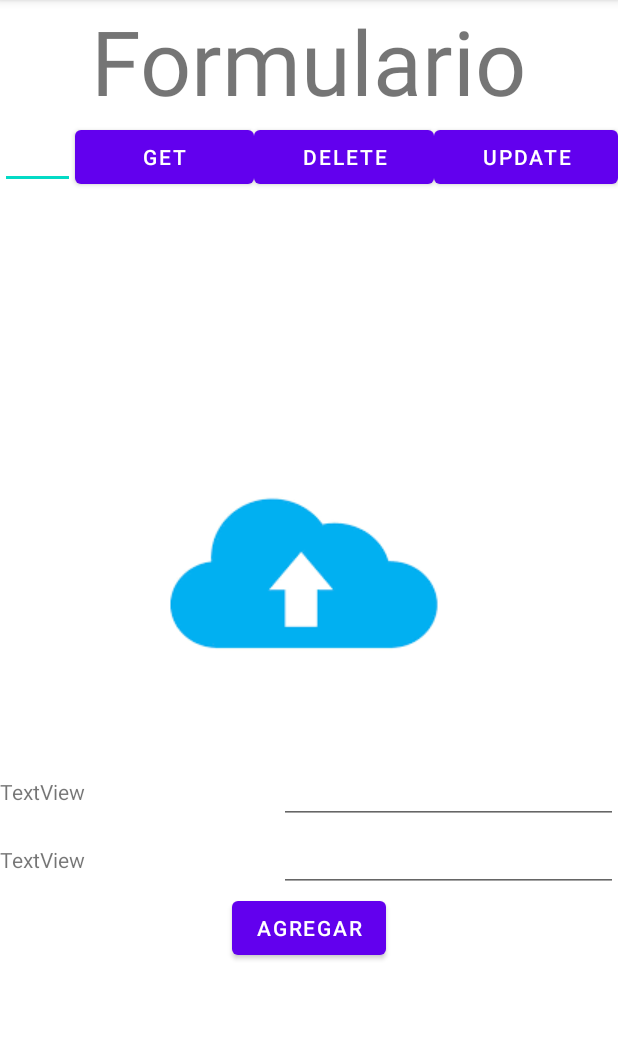
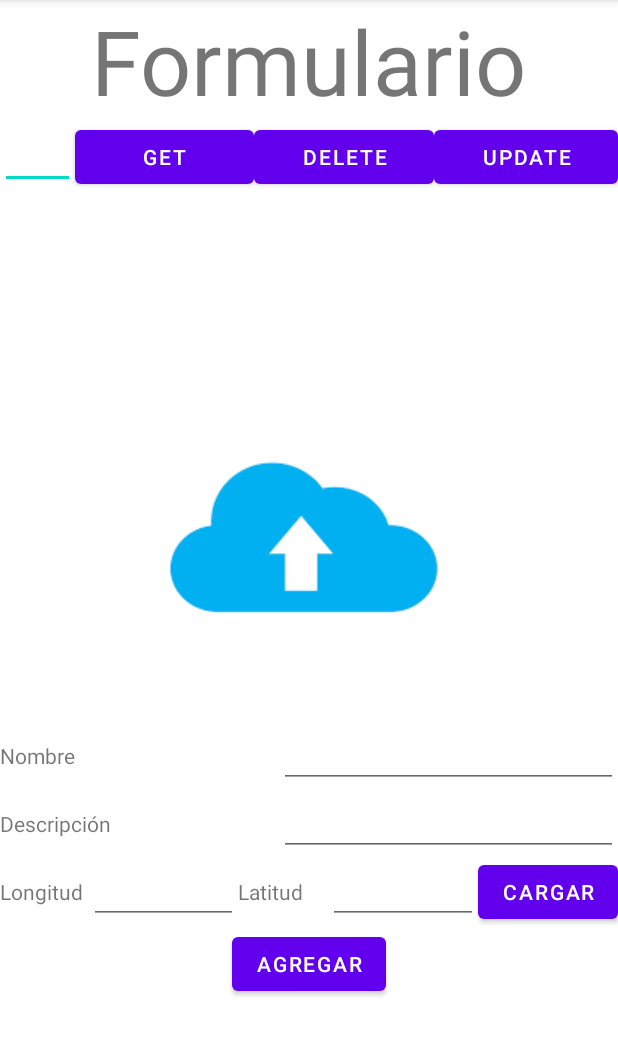
Before and after one commit to Javierzv777/proyecto-grupal-ciclo-4, an Android app: the FormActivity screen opened directly, with no data from a screen before it, on a phone screen of 412 x 824 dp, the part 84-1140 px from its top. Run offline under Robolectric (Android 15) with nearby library versions, the phone set to English and light mode, and no system bars; our stand-ins replace Firebase (no records; nobody signed in at launch, a user with empty details on screens opened directly).

Commit message:
guarda longiidud y latitud en la base de datos

```diff
--- a/app/src/main/java/com/example/myapplication/FormActivity.java
+++ b/app/src/main/java/com/example/myapplication/FormActivity.java
@@ -5,9 +5,8 @@ import androidx.activity.result.ActivityResultLauncher;
 import androidx.activity.result.contract.ActivityResultContracts;
 import androidx.appcompat.app.AppCompatActivity;
 
+import android.annotation.SuppressLint;
 import android.content.Intent;
-import android.graphics.Bitmap;
-import android.graphics.BitmapFactory;
 import android.net.Uri;
 import android.os.Bundle;
 import android.util.Log;
@@ -15,6 +14,7 @@ import android.view.View;
 import android.widget.Button;
 import android.widget.EditText;
 import android.widget.ImageView;
+import android.widget.TextView;
 import android.widget.Toast;
 
 import com.example.myapplication.DB.DBFirebase;
@@ -35,8 +35,13 @@ public class FormActivity extends AppCompatActivity implements ComeBackHome{
     private Button btnFormProduct, btnGet, btnUpdate, btnDelete;
     private ComeBackHome comeBackHome;
     private String uuid;
+    private TextView editLat, editLon;
+    private Button mapForm;
+    private String imagen;
+
 
     ActivityResultLauncher<String> content;
+    @SuppressLint("MissingInflatedId")
     @Override
     protected void onCreate(Bundle savedInstanceState) {
         super.onCreate(savedInstanceState);
@@ -49,6 +54,26 @@ public class FormActivity extends AppCompatActivity implements ComeBackHome{
         editIdFormProduct = (EditText) findViewById(R.id.editIdFormProduct);
         editFormDescription = (EditText) findViewById(R.id.editFormDescription);
         formImage = (ImageView) findViewById(R.id.formImage);
+        editLat = (EditText) findViewById(R.id.editLat);
+        editLon = (EditText) findViewById(R.id.editLon);
+        mapForm = (Button) findViewById(R.id.mapForm);
+        imagen = "";
+
+        Intent intentIn = getIntent();
+        editFormName.setText( intentIn.getStringExtra("nombre")) ;
+        editFormDescription.setText(intentIn.getStringExtra("descripcion"));
+        imagen = intentIn.getStringExtra("imagen");
+
+        Intent intent = getIntent();
+        if(intent != null) {
+           String latitud = intent.getStringExtra("latitud");
+           String longitud = intent.getStringExtra("longitud");
+           if(latitud != "" && longitud != "") {
+               editLat.setText(latitud);
+               editLon.setText(longitud);
+           }
+        }
+
         comeBackHome = this;
         try {
             productService = new ProductService();
@@ -83,7 +108,9 @@ public class FormActivity extends AppCompatActivity implements ComeBackHome{
                     Producto product = new Producto(
                             editFormName.getText().toString(),
                             editFormDescription.getText().toString(),
-                           ""
+                            "",
+                            Double.parseDouble(editLat.getText().toString().trim()),
+                            Double.parseDouble(editLon.getText().toString().trim())
                            //    productService.imageviewToByte(formImage)
                     );
 
@@ -94,6 +121,21 @@ public class FormActivity extends AppCompatActivity implements ComeBackHome{
                 }catch (Exception e){
                     Log.e("DB Insert", e.toString());
                 }
+            }
+        });
+
+        mapForm.setOnClickListener(new View.OnClickListener() {
+            @Override
+            public void onClick(View view) {
+                Intent intent = new Intent(getApplicationContext(), Maps.class);
+
+
+
+                intent.putExtra("imagen", imagen );
+                intent.putExtra("nombre", editFormName.getText().toString());
+                intent.putExtra("descripcion", editFormDescription.getText().toString());
+                intent.putExtra("consulta", "consulta" );
+                startActivity(intent);
             }
         });
 
--- a/app/src/main/java/com/example/myapplication/Home.java
+++ b/app/src/main/java/com/example/myapplication/Home.java
@@ -33,7 +33,6 @@ public class Home extends AppCompatActivity {
     private ProductAdapter productAdapter;
 
 
-
     @Override
     protected void onCreate(Bundle savedInstanceState) {
         super.onCreate(savedInstanceState);
@@ -42,8 +41,6 @@ public class Home extends AppCompatActivity {
         try {
             dbHelper = new DBHelper(this);
             dbFirebase = new DBFirebase();
-
-
             productService = new ProductService();
             Cursor cursor = dbHelper.getData();
             arrayProducts = productService.cursorToArray(cursor, getApplicationContext());
--- a/app/src/main/java/com/example/myapplication/MainActivity.java
+++ b/app/src/main/java/com/example/myapplication/MainActivity.java
@@ -14,13 +14,13 @@ public class MainActivity extends AppCompatActivity {
         super.onCreate(savedInstanceState);
         setContentView(R.layout.activity_main);
 
+
         btnInit = (Button) findViewById(R.id.btnInit);
         btnInit.setOnClickListener(new View.OnClickListener() {
                     @Override
                     public void onClick(View view) {
-                        Intent intent = new Intent(getApplicationContext(), MapsGoogle.class);
+                        Intent intent = new Intent(getApplicationContext(), Home.class);
                         startActivity(intent);
-
                     }
                 }
         );
--- a/app/src/main/java/com/example/myapplication/Services/ProductService.java
+++ b/app/src/main/java/com/example/myapplication/Services/ProductService.java
@@ -35,7 +35,9 @@ public class ProductService {
                             cursor.getString(4),
                             Boolean.valueOf(cursor.getString(5)),
                             stringToDate(cursor.getString(6)),
-                            stringToDate(cursor.getString(7))
+                            stringToDate(cursor.getString(7)),
+                            Double.parseDouble(cursor.getString(11)),
+                            Double.parseDouble(cursor.getString(12))
                     );
                     if(cursor.getString(8).compareTo("1")==0){
                         DBFirebase dbFirebase = new DBFirebase();
--- a/app/src/main/res/layout/activity_form.xml
+++ b/app/src/main/res/layout/activity_form.xml
@@ -74,7 +74,7 @@
                 android:layout_width="40dp"
                 android:layout_height="wrap_content"
                 android:layout_weight="1"
-                android:text="TextView" />
+                android:text="Nombre" />
 
             <EditText
                 android:id="@+id/editFormName"
@@ -95,7 +95,7 @@
                 android:layout_width="40dp"
                 android:layout_height="wrap_content"
                 android:layout_weight="1"
-                android:text="TextView" />
+                android:text="Descripción" />
 
             <EditText
                 android:id="@+id/editFormDescription"
@@ -106,12 +106,56 @@
                 android:inputType="textPersonName"
                 android:text="" />
         </LinearLayout>
+        <LinearLayout
+            android:layout_width="match_parent"
+            android:layout_height="wrap_content"
+            android:orientation="horizontal">
 
 
+            <TextView
+                android:id="@+id/lon"
+                android:layout_width="40dp"
+                android:layout_height="wrap_content"
+                android:layout_weight="1"
+                android:text="Longitud" />
+            <EditText
+                android:id="@+id/editLon"
+                android:layout_width="80dp"
+                android:layout_height="wrap_content"
+                android:layout_weight="1"
+                android:ems="10"
+                android:inputType="textPersonName"
+                android:text="" />
+
+            <TextView
+                android:id="@+id/lat"
+                android:layout_width="40dp"
+                android:layout_height="wrap_content"
+                android:layout_weight="1"
+                android:text="Latitud" />
+            <EditText
+                android:id="@+id/editLat"
+                android:layout_width="80dp"
+                android:layout_height="wrap_content"
+                android:layout_weight="1"
+                android:ems="10"
+                android:inputType="textPersonName"
+                android:text="" />
+
+            <Button
+                android:id="@+id/mapForm"
+                android:layout_width="wrap_content"
+                android:layout_height="wrap_content"
+                android:text="CARGAR" />
+
+
+        </LinearLayout>
         <Button
             android:id="@+id/btnFormProduct"
             android:layout_width="wrap_content"
             android:layout_height="wrap_content"
             android:text="AGREGAR" />
+
+
     </LinearLayout>
 </LinearLayout>
```
Also changed, not shown: app/src/main/AndroidManifest.xml (+9 -1 lines), app/src/main/java/com/example/myapplication/DB/DBFirebase.java (+7 -1 lines), app/src/main/java/com/example/myapplication/DB/DBHelper.java (+6 -2 lines), app/src/main/java/com/example/myapplication/Entities/Producto.java (+73 -1 lines), app/src/main/java/com/example/myapplication/Maps.java (+50 -9 lines), app/src/main/java/com/example/myapplication/SearchLocation.java (added, +63 -0 lines), app/src/main/res/layout/activity_search_location.xml (added, +22 -0 lines).
